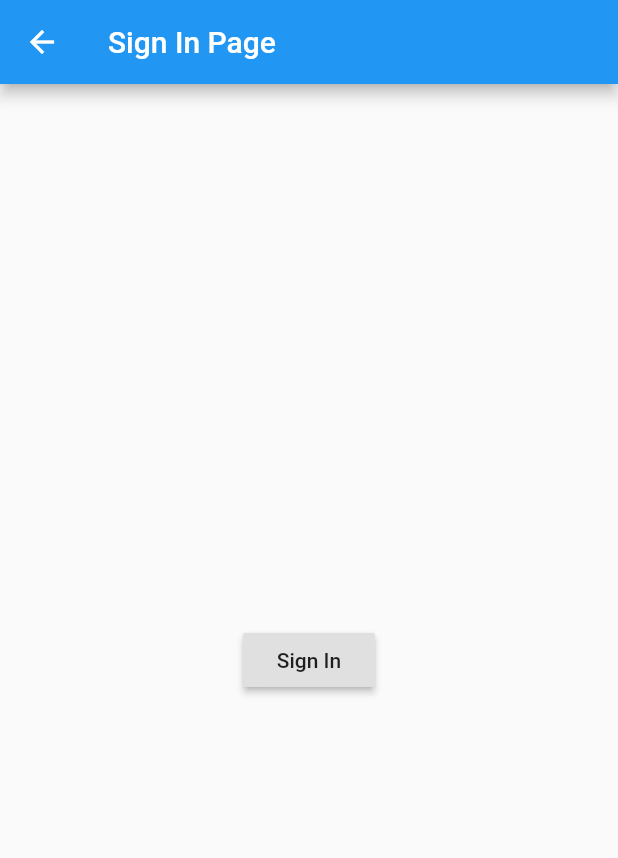
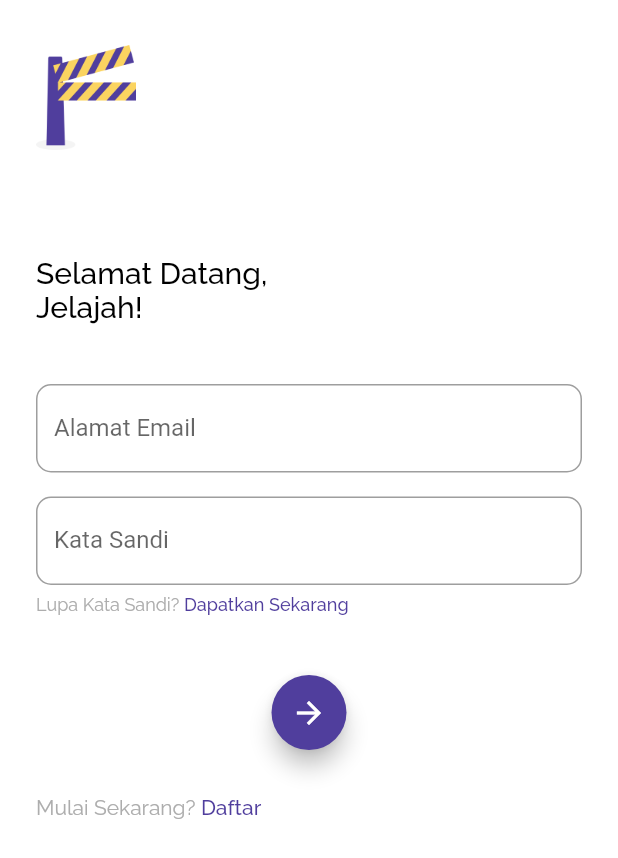
Before and after one commit to SiswoHandoko/Handoko-Flix-App, a Flutter app: the SignInPage screen opened directly, on a phone screen of 412 x 824 dp. Shown: the top 858 px of the screen. Run offline on Flutter 3.47's test engine with Material 2 defaults, Android fonts, the phone set to English and light mode, and no system bars; our stand-ins replace bloc, cloud_firestore, equatable, firebase_auth, flutter_bloc, flutter_dotenv and 1 more; accounts and stored records are empty.

Commit message:
create login page and override input color border

```diff
--- a/handoko_flix_app/lib/bloc/blocs.dart
+++ b/handoko_flix_app/lib/bloc/blocs.dart
@@ -1,2 +1,3 @@
 export "page_bloc.dart";
 export "user_bloc.dart";
+export "theme_bloc.dart";
--- /dev/null
+++ b/handoko_flix_app/lib/bloc/theme_bloc.dart
@@ -0,0 +1,25 @@
+import 'dart:async';
+
+import 'package:bloc/bloc.dart';
+import 'package:equatable/equatable.dart';
+import 'package:flutter/material.dart';
+import 'package:flutter/semantics.dart';
+
+part 'theme_event.dart';
+part 'theme_state.dart';
+
+class ThemeBloc extends Bloc<ThemeEvent, ThemeState> {
+  ThemeBloc() : super(ThemeState(ThemeData()));
+
+  @override
+  ThemeState get initialState => ThemeState(ThemeData());
+
+  @override
+  Stream<ThemeState> mapEventToState(
+    ThemeEvent event,
+  ) async* {
+    if (event is ChangeTheme) {
+      yield ThemeState(event.themeData);
+    }
+  }
+}
--- /dev/null
+++ b/handoko_flix_app/lib/bloc/theme_event.dart
@@ -0,0 +1,14 @@
+part of 'theme_bloc.dart';
+
+abstract class ThemeEvent extends Equatable {
+  const ThemeEvent();
+}
+
+class ChangeTheme extends ThemeEvent {
+  final ThemeData themeData;
+
+  const ChangeTheme(this.themeData);
+
+  @override
+  List<Object> get props => [themeData];
+}
--- /dev/null
+++ b/handoko_flix_app/lib/bloc/theme_state.dart
@@ -0,0 +1,11 @@
+part of 'theme_bloc.dart';
+
+//THEME INI UNTUK MERUBAH WARNA DARI BORDER INPUT TEXT DI PAGE LOGIN
+class ThemeState extends Equatable {
+  final ThemeData themeData;
+
+  const ThemeState(this.themeData);
+
+  @override
+  List<Object> get props => [themeData];
+}
--- a/handoko_flix_app/lib/main.dart
+++ b/handoko_flix_app/lib/main.dart
@@ -22,9 +22,15 @@ class MyApp extends StatelessWidget {
           providers: [
             BlocProvider(create: (_) => PageBloc()),
             BlocProvider(create: (_) => UserBloc()),
+            BlocProvider(create: (_) => ThemeBloc()),
           ],
-          child:
-              MaterialApp(debugShowCheckedModeBanner: false, home: Wrapper())),
+
+          //bloc untuk merubah warna border input text
+          child: BlocBuilder<ThemeBloc, ThemeState>(
+              builder: (_, themeState) => MaterialApp(
+                  theme: themeState.themeData,
+                  debugShowCheckedModeBanner: false,
+                  home: Wrapper()))),
     );
   }
 }
--- a/handoko_flix_app/lib/ui/pages/sign_in_page.dart
+++ b/handoko_flix_app/lib/ui/pages/sign_in_page.dart
@@ -6,18 +6,111 @@ class SignInPage extends StatefulWidget {
 }
 
 class _SignInPageState extends State<SignInPage> {
+  //Mendifinisikan Controller
+  TextEditingController emailController = TextEditingController();
+  TextEditingController passwordController = TextEditingController();
+
+  //Membuat Initial Variable
+  bool isEmailValid = false;
+  bool isPasswordValid = false;
+  bool isSigningIn = false;
   @override
   Widget build(BuildContext context) {
+    //merubah warna border input text
+    context
+        .bloc<ThemeBloc>()
+        .add(ChangeTheme(ThemeData().copyWith(primaryColor: accentColor2)));
+
     return Scaffold(
-        appBar: AppBar(
-          title: Text("Sign In Page"),
+      backgroundColor: Colors.white,
+      body: Container(
+        padding: EdgeInsets.symmetric(horizontal: defaultMargin),
+        child: ListView(
+          children: <Widget>[
+            Column(
+              mainAxisAlignment: MainAxisAlignment.center,
+              crossAxisAlignment: CrossAxisAlignment.start,
+              children: <Widget>[
+                SizedBox(
+                  height: 30, //MARGIN DARI STATUS BAR
+                ),
+                SizedBox(
+                  height: 70,
+                  child: Image.asset("assets/logo.png"),
+                ),
+                Container(
+                  margin: EdgeInsets.only(top: 70, bottom: 40),
+                  child: Text(
+                    "Selamat Datang,\nJelajah!",
+                    style: blackTextFont.copyWith(fontSize: 20),
+                  ),
+                ),
+                TextField(
+                  controller: emailController,
+                  decoration: InputDecoration(
+                    border: OutlineInputBorder(
+                      borderRadius: BorderRadius.circular(10),
+                    ),
+                    labelText: "Alamat Email",
+                    hintText: "Alamat Email",
+                  ),
+                ),
+                SizedBox(height: 16),
+                TextField(
+                  controller: passwordController,
+                  obscureText: true, // TYPE PASSWORD UNTUK HIDE INPUT AN
+                  decoration: InputDecoration(
+                    border: OutlineInputBorder(
+                      borderRadius: BorderRadius.circular(10),
+                    ),
+                    labelText: "Kata Sandi",
+                    hintText: "Kata Sandi",
+                  ),
+                ),
+                SizedBox(
+                  height: 6,
+                ),
+                Row(
+                  children: <Widget>[
+                    Text(
+                      "Lupa Kata Sandi? ",
+                      style: greyTextFont.copyWith(
+                          fontSize: 12, fontWeight: FontWeight.w400),
+                    ),
+                    Text(
+                      "Dapatkan Sekarang",
+                      style: purpleTextFont.copyWith(fontSize: 12),
+                    ),
+                  ],
+                ),
+                Center(
+                  child: Container(
+                    width: 50,
+                    height: 50,
+                    margin: EdgeInsets.only(top: 40, bottom: 30),
+                    child: FloatingActionButton(
+                        child: Icon(Icons.arrow_forward),
+                        backgroundColor: mainColor,
+                        onPressed: () {}),
+                  ),
+                ),
+                Row(
+                  children: <Widget>[
+                    Text(
+                      "Mulai Sekarang? ",
+                      style: greyTextFont.copyWith(fontWeight: FontWeight.w400),
+                    ),
+                    Text(
+                      "Daftar",
+                      style: purpleTextFont,
+                    )
+                  ],
+                )
+              ],
+            ),
+          ],
         ),
-        body: Center(
-          child: RaisedButton(
-              child: Text("Sign In"),
-              onPressed: () {
-                AuthServices.signIn("siswo.handoko@gmail.com", "developer");
-              }),
-        ));
+      ),
+    );
   }
 }
```
